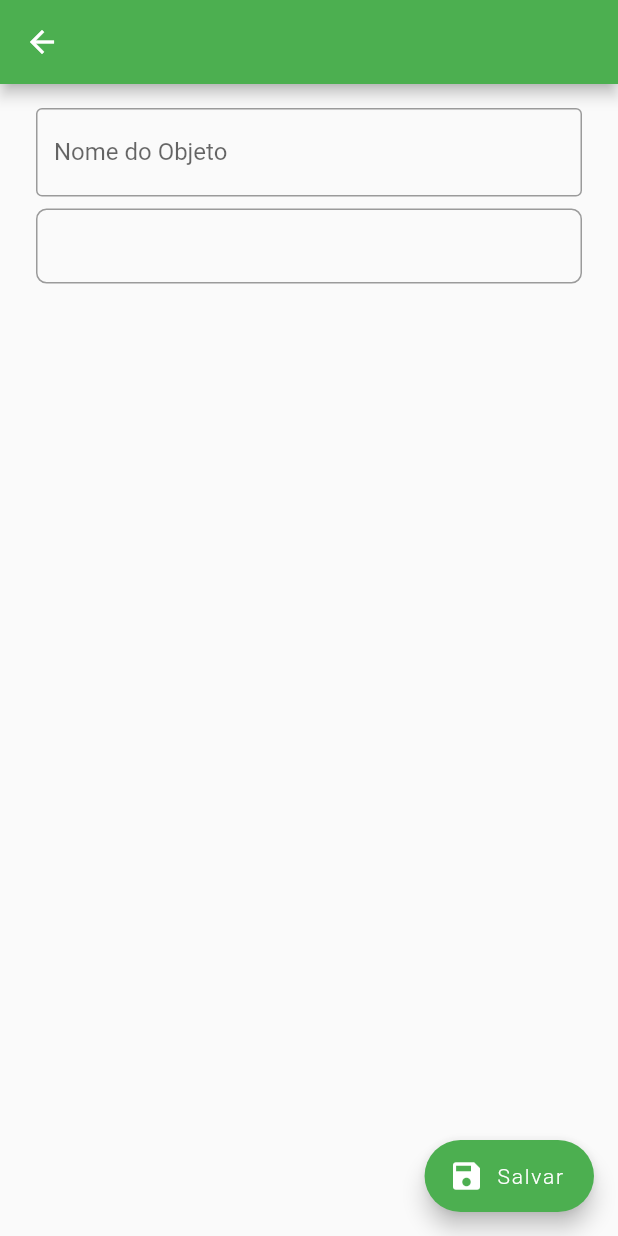
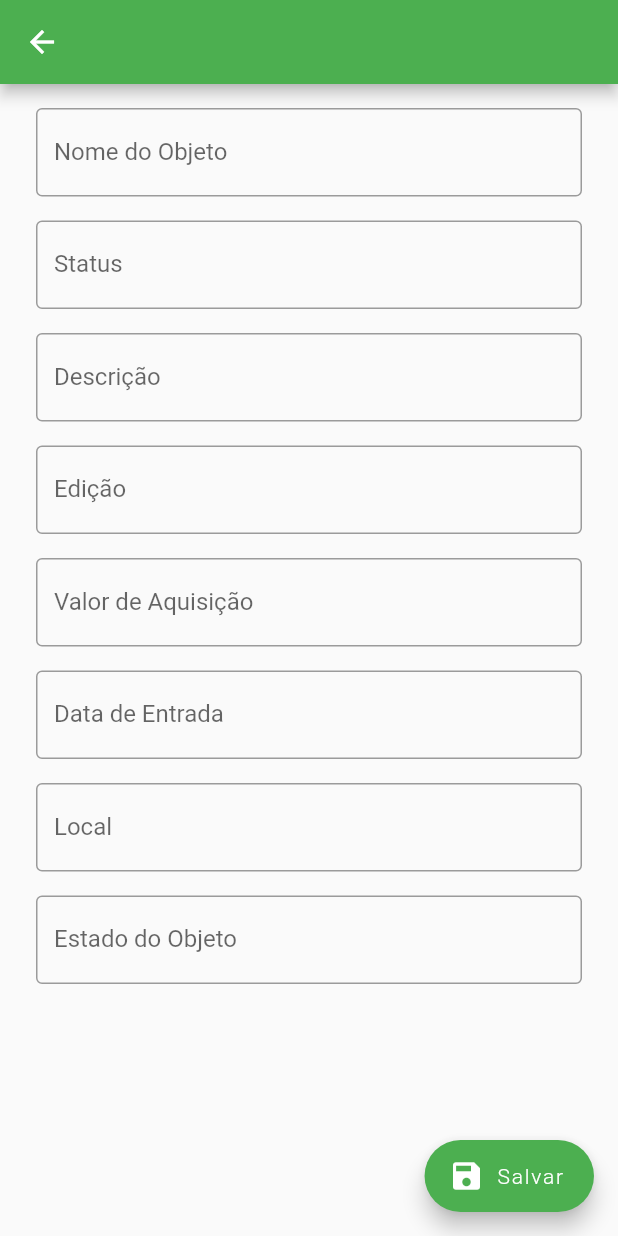
Before and after one commit to rodrigordgfs/PatrimonioIF, a Flutter app: the CheckPatrimonyScreen screen opened directly with empty values, on a phone screen of 412 x 824 dp. Run offline on Flutter 3.47's test engine with Material 2 defaults, Android fonts, the phone set to English and light mode, and no system bars; our stand-ins replace file_picker, flutter_slidable, fluttertoast, sqflite; missing offline and left inert: barcode_scan; accounts and stored records are empty.

Commit message:
Text Fields inserts

```diff
--- a/lib/screens/about_screen.dart
+++ b/lib/screens/about_screen.dart
@@ -166,9 +166,9 @@ class _AboutScreenState extends State<AboutScreen> {
                     ),
                     aboutTile(
                         "Arquivo", "patrimonio.csv", Icons.description, () {}),
-                    aboutTile("Quantidade de Itens", _qtd_itens.toString(),
+                    aboutTile("Quantidade de Itens", '0',
                         Icons.filter_9_plus, () {}),
-                    aboutTile("Data de Improtação", _data_importacao != '' ? _data_importacao: null,
+                    aboutTile("Data de Improtação", '00/00/0000',
                         Icons.calendar_today, () {}),
                     aboutTile("Importar Dados", "Clique aqui para importar",
                         Icons.file_upload, () {
--- a/lib/screens/check_patrimony_screen.dart
+++ b/lib/screens/check_patrimony_screen.dart
@@ -8,9 +8,29 @@ class CheckPatrimonyScreen extends StatefulWidget {
 
 class _CheckPatrimonyScreenState extends State<CheckPatrimonyScreen> {
   static const routName = '/CheckPatrimony';
-  static const objectName = 'Nome do Objeto';
 
   TextEditingController controlerName = TextEditingController();
+  TextEditingController controlerStatus = TextEditingController();
+  TextEditingController controlerDescricao = TextEditingController();
+  TextEditingController controlerEdicao = TextEditingController();
+  TextEditingController controlerValor = TextEditingController();
+  TextEditingController controlerData = TextEditingController();
+  TextEditingController controlerLocal = TextEditingController();
+  TextEditingController controlerEstado = TextEditingController();
+
+  Widget _editText(String label, TextEditingController controller, {String prefix = '', TextInputType inputType = TextInputType.text}) {
+    return TextField(
+      cursorColor: Colors.yellow,
+      controller: controller,
+      keyboardType: inputType,
+      textInputAction: TextInputAction.next,
+      decoration: InputDecoration(
+        prefix: Text(prefix),
+          labelText: label,
+          border: OutlineInputBorder(
+              borderSide: BorderSide(color: Colors.black38))),
+    );
+  }
 
   @override
   Widget build(BuildContext context) {
@@ -19,7 +39,8 @@ class _CheckPatrimonyScreenState extends State<CheckPatrimonyScreen> {
     return Scaffold(
         appBar: AppBar(
           title: Text(args.id,
-          style: TextStyle(color: Colors.white, fontWeight: FontWeight.w300)),
+              style:
+                  TextStyle(color: Colors.white, fontWeight: FontWeight.w300)),
           backgroundColor: Colors.green,
           centerTitle: true,
           actions: <Widget>[],
@@ -37,36 +58,46 @@ class _CheckPatrimonyScreenState extends State<CheckPatrimonyScreen> {
           onPressed: () {},
         ),
         floatingActionButtonLocation: FloatingActionButtonLocation.endFloat,
-      body: Container(
+        body: SingleChildScrollView(
+          child: Container(
             child: Column(
               crossAxisAlignment: CrossAxisAlignment.stretch,
               children: <Widget>[
                 Padding(
                   padding: EdgeInsets.fromLTRB(24.0, 16.0, 24.0, 8.0),
-              child: TextField(
-                cursorColor: Colors.yellow,
-                controller: controlerName,
-                textInputAction: TextInputAction.next,
-                decoration: InputDecoration(
-                    labelText: objectName,
-                    border: OutlineInputBorder(
-                        borderSide: BorderSide(color: Colors.black38))),
-                onSubmitted: (value) {},
-              ),
+                  child: _editText('Nome do Objeto', controlerName),
                 ),
                 Padding(
-              padding: EdgeInsets.fromLTRB(24.0, 0, 24, 8.0),
-              child: Container(
-                height: 50.0,
-                decoration: BoxDecoration(
-                    borderRadius: BorderRadius.circular(7.0),
-                    border: Border.all(color: Colors.black38)),
-                child: Container(),
+                  padding: EdgeInsets.fromLTRB(24.0, 8.0, 24.0, 8.0),
+                  child: _editText('Status', controlerStatus),
                 ),
-            )
+                Padding(
+                  padding: EdgeInsets.fromLTRB(24.0, 8.0, 24.0, 8.0),
+                  child: _editText('Descrição', controlerDescricao),
+                ),
+                Padding(
+                  padding: EdgeInsets.fromLTRB(24.0, 8.0, 24.0, 8.0),
+                  child: _editText('Edição', controlerEdicao),
+                ),
+                Padding(
+                  padding: EdgeInsets.fromLTRB(24.0, 8.0, 24.0, 8.0),
+                  child: _editText('Valor de Aquisição', controlerValor, prefix: 'R\$', inputType: TextInputType.number),
+                ),
+                Padding(
+                  padding: EdgeInsets.fromLTRB(24.0, 8.0, 24.0, 8.0),
+                  child: _editText('Data de Entrada', controlerData),
+                ),
+                Padding(
+                  padding: EdgeInsets.fromLTRB(24.0, 8.0, 24.0, 8.0),
+                  child: _editText('Local', controlerLocal),
+                ),
+                Padding(
+                  padding: EdgeInsets.fromLTRB(24.0, 8.0, 24.0, 8.0),
+                  child: _editText('Estado do Objeto', controlerEstado),
+                ),
               ],
             ),
           ),
-    );
+        ));
   }
 }
```
Also changed, not shown: pubspec.lock, 1 other file. Lines whose indentation alone changed are shown as unchanged.
